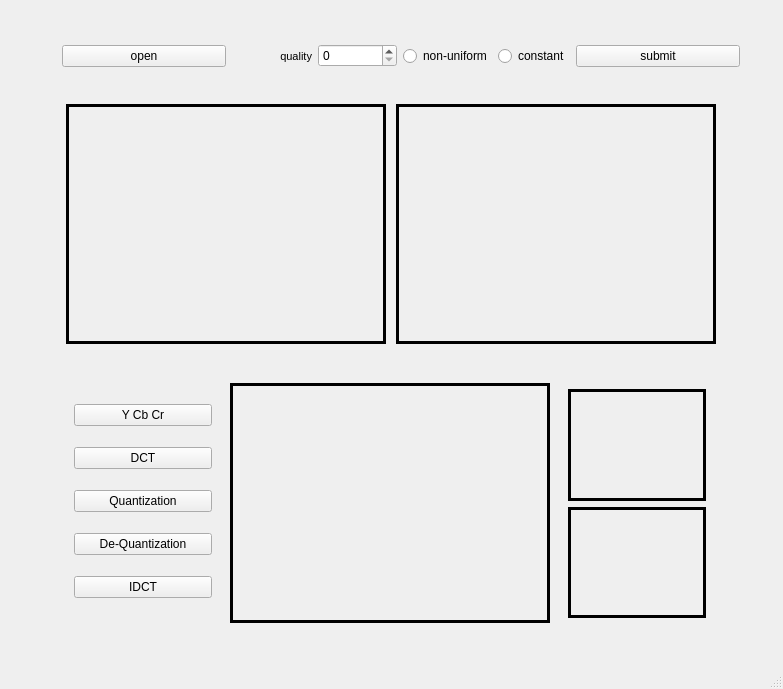
Old version of the form JPEG_compression/mainwindow.ui in the repository luyor/JPEG_compression.
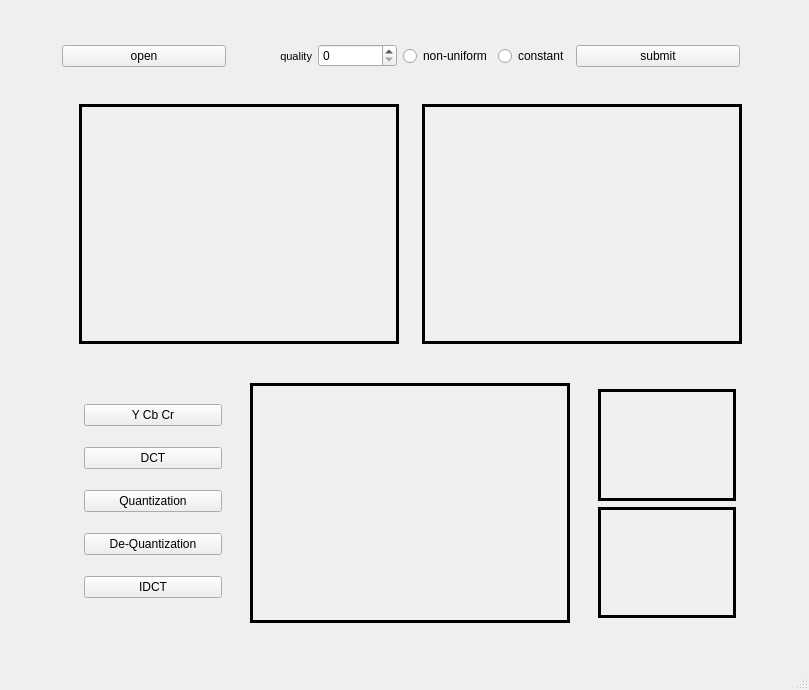
New version of the form.

```diff
--- a/JPEG_compression/mainwindow.ui
+++ b/JPEG_compression/mainwindow.ui
@@ -6,8 +6,8 @@
    <rect>
     <x>0</x>
     <y>0</y>
-    <width>783</width>
-    <height>689</height>
+    <width>809</width>
+    <height>690</height>
    </rect>
   </property>
   <property name="windowTitle">
@@ -19,7 +19,7 @@
      <rect>
       <x>40</x>
       <y>20</y>
-      <width>702</width>
+      <width>741</width>
       <height>631</height>
      </rect>
     </property>
```
Left out of the diff: 7 changed lines with no effect on the pictures.
